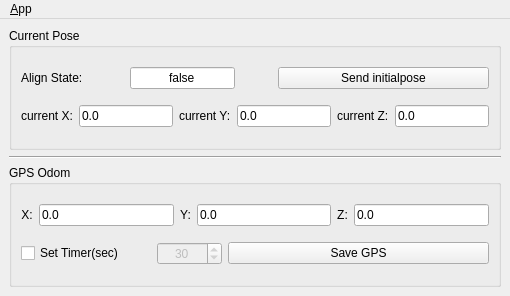
Before: the Qt Designer form ui/main_window.ui in zang09/localization_ui, drawn with Qt 5.
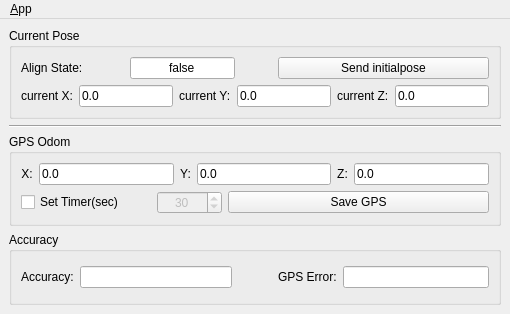
After: the same form once the commit is applied. Icons and pictures are not drawn.

```diff
--- a/ui/main_window.ui
+++ b/ui/main_window.ui
@@ -7,7 +7,7 @@
     <x>0</x>
     <y>0</y>
     <width>510</width>
-    <height>296</height>
+    <height>314</height>
    </rect>
   </property>
   <property name="acceptDrops">
@@ -25,6 +25,13 @@
   </property>
   <widget class="QWidget" name="centralwidget">
    <layout class="QGridLayout" name="gridLayout">
+    <item row="4" column="0">
+     <widget class="Line" name="line">
+      <property name="orientation">
+       <enum>Qt::Horizontal</enum>
+      </property>
+     </widget>
+    </item>
     <item row="5" column="0">
      <widget class="QGroupBox" name="groupBox_2">
       <property name="title">
@@ -267,11 +274,54 @@
       </layout>
      </widget>
     </item>
-    <item row="4" column="0">
-     <widget class="Line" name="line">
-      <property name="orientation">
-       <enum>Qt::Horizontal</enum>
+    <item row="6" column="0">
+     <widget class="QGroupBox" name="groupBox_3">
+      <property name="title">
+       <string>Accuracy</string>
       </property>
+      <layout class="QGridLayout" name="gridLayout_5" rowstretch="0,0" columnstretch="1,0,1,0,0">
+       <item row="0" column="0">
+        <layout class="QHBoxLayout" name="horizontalLayout_6">
+         <item>
+          <widget class="QLabel" name="label_9">
+           <property name="text">
+            <string>Accuracy:</string>
+           </property>
+          </widget>
+         </item>
+         <item>
+          <widget class="QLineEdit" name="le_accuracy"/>
+         </item>
+        </layout>
+       </item>
+       <item row="0" column="2">
+        <layout class="QHBoxLayout" name="horizontalLayout_5">
+         <item>
+          <widget class="QLabel" name="label_8">
+           <property name="text">
+            <string>GPS Error:</string>
+           </property>
+          </widget>
+         </item>
+         <item>
+          <widget class="QLineEdit" name="le_gpserror"/>
+         </item>
+        </layout>
+       </item>
+       <item row="0" column="1">
+        <spacer name="horizontalSpacer_2">
+         <property name="orientation">
+          <enum>Qt::Horizontal</enum>
+         </property>
+         <property name="sizeHint" stdset="0">
+          <size>
+           <width>40</width>
+           <height>20</height>
+          </size>
+         </property>
+        </spacer>
+       </item>
+      </layout>
      </widget>
     </item>
    </layout>
```
